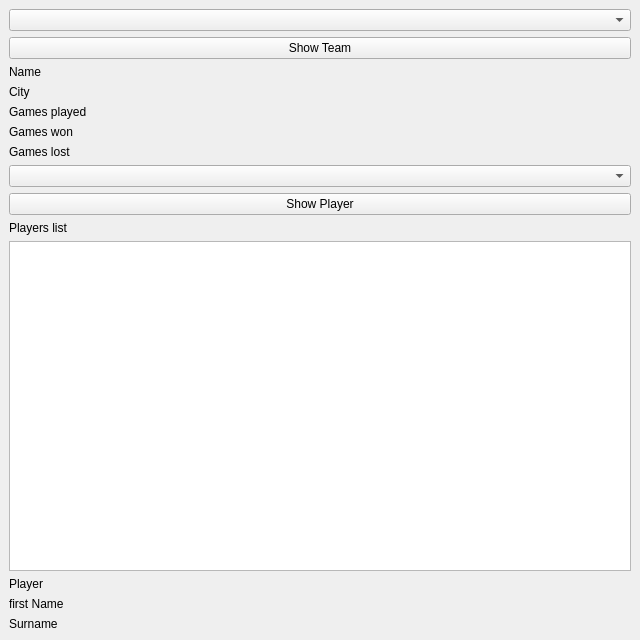
First picture: the form in fangui/ui/teamWindow.ui, repository PZ-NBApp/gui, before the edit.
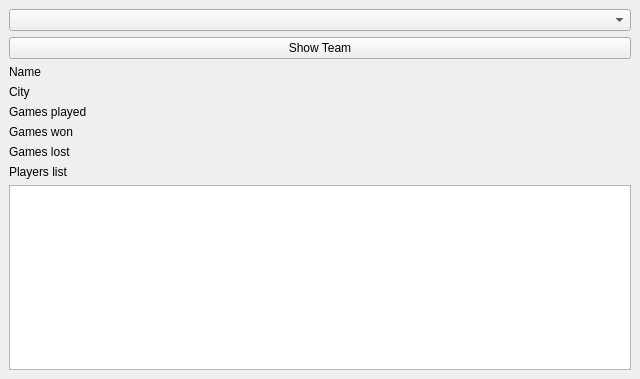
Second picture: the form after the edit.

What changed in the file:
```diff
--- a/fangui/ui/teamWindow.ui
+++ b/fangui/ui/teamWindow.ui
@@ -7,7 +7,7 @@
     <x>0</x>
     <y>0</y>
     <width>640</width>
-    <height>640</height>
+    <height>379</height>
    </rect>
   </property>
   <property name="windowTitle">
@@ -101,16 +101,6 @@
         </item>
        </layout>
       </item>
-      <item>
-       <widget class="QComboBox" name="playerChoose"/>
-      </item>
-      <item>
-       <widget class="QPushButton" name="showPlayerButton">
-        <property name="text">
-         <string>Show Player</string>
-        </property>
-       </widget>
-      </item>
      </layout>
     </item>
     <item>
@@ -123,45 +113,6 @@
     <item>
      <widget class="QListWidget" name="playerList"/>
     </item>
-    <item>
-     <widget class="QLabel" name="playerLabel">
-      <property name="text">
-       <string>Player</string>
-      </property>
-     </widget>
-    </item>
-    <item>
-     <layout class="QFormLayout" name="formLayout_2">
-      <item row="0" column="0">
-       <widget class="QLabel" name="firstNameLabel">
-        <property name="text">
-         <string>first Name</string>
-        </property>
-       </widget>
-      </item>
-      <item row="0" column="1">
-       <widget class="QLabel" name="firstNameOutput">
-        <property name="text">
-         <string/>
-        </property>
-       </widget>
-      </item>
-      <item row="1" column="0">
-       <widget class="QLabel" name="surnameLabel">
-        <property name="text">
-         <string>Surname</string>
-        </property>
-       </widget>
-      </item>
-      <item row="1" column="1">
-       <widget class="QLabel" name="surnameOutput">
-        <property name="text">
-         <string/>
-        </property>
-       </widget>
-      </item>
-     </layout>
-    </item>
    </layout>
   </widget>
  </widget>
```
